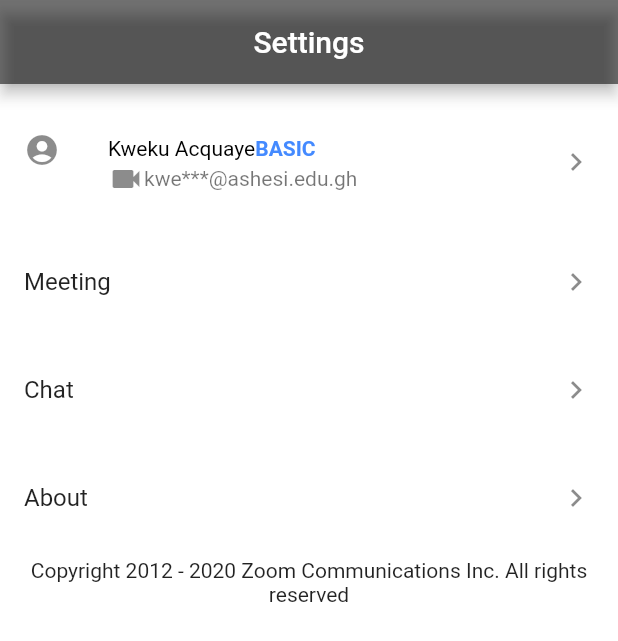
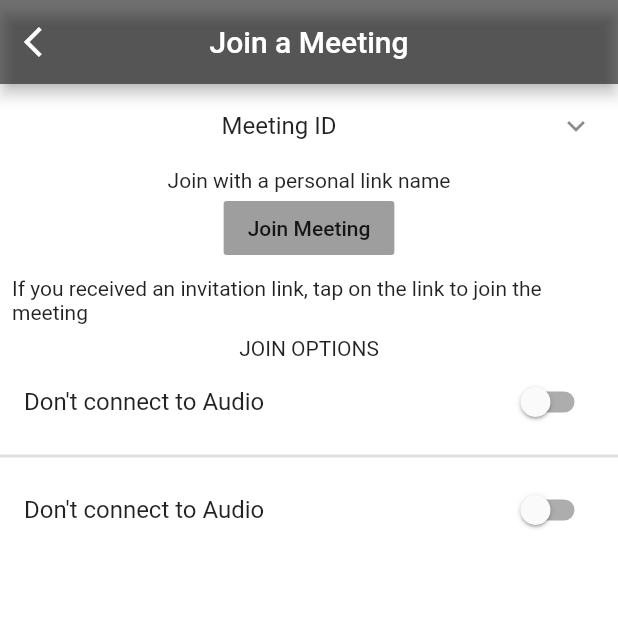
Before and after one commit to kwe-k-u/Cloning-Zoom, a Flutter app: the screen it shows after launch, on a phone screen of 412 x 824 dp. Shown: the top 641 px of the screen. Run offline on Flutter 3.47's test engine with Material 2 defaults, Android fonts, the phone set to English and light mode, and no system bars.

Commit message:
JoinMeeting skeleton complete

```diff
--- /dev/null
+++ b/lib/UI/joinMeeting.dart
@@ -0,0 +1,84 @@
+import 'package:flutter/material.dart';
+
+class JoinMeetingPage extends StatefulWidget {
+  @override
+  _JoinMeetingPageState createState() => _JoinMeetingPageState();
+}
+
+class _JoinMeetingPageState extends State<JoinMeetingPage> {
+  @override
+  Widget build(BuildContext context) {
+    return MaterialApp(
+      debugShowCheckedModeBanner: false,
+      home: Scaffold(
+        backgroundColor: Colors.white70,
+        appBar: AppBar(
+          leading: Icon(Icons.arrow_back_ios),
+          title: Text("Join a Meeting"),
+          centerTitle: true,
+          backgroundColor: Colors.black54,
+        ),
+
+        body: Column(
+          children: <Widget>[
+
+            ListTile(
+              title: Center(child: Text("Meeting ID")),
+              trailing: Icon(Icons.keyboard_arrow_down),
+            ),
+
+            Container(
+                child: Text("Join with a personal link name")
+            ),
+
+            FlatButton(
+              color: Colors.grey,
+              onPressed: (){
+
+              },
+              child: Text("Join Meeting",
+                style: TextStyle(
+
+                ),
+              ),
+            ),
+
+            Padding(
+              padding: const EdgeInsets.all(8.0),
+              child: Text("If you received an invitation link, tap on the link to join the meeting"),
+            ),
+            //todo align text to the left
+            Text("JOIN OPTIONS", textAlign: TextAlign.left,),
+
+            Container(
+              color: Colors.white,
+              child: Column(
+                children: <Widget>[
+
+                  SwitchListTile(
+                    onChanged: (value){
+
+                    },
+                    title: Text("Don't connect to Audio"),
+                    value: false,
+                  ),
+                  Divider(
+                    thickness: 2.0,
+                  ),
+                  SwitchListTile(
+                    onChanged: (value){
+
+                    },
+                    title: Text("Don't connect to Audio"),
+                    value: false,
+                  )
+                ],
+              ),
+            ),
+
+          ],
+        ),
+      ),
+    );
+  }
+}
--- a/lib/main.dart
+++ b/lib/main.dart
@@ -1,5 +1,6 @@
 import 'package:flutter/material.dart';
 import 'package:zoom_0720/UI/homepage.dart';
+import 'package:zoom_0720/UI/joinMeeting.dart';
 import 'package:zoom_0720/UI/meetings.dart';
 import 'package:zoom_0720/UI/settings.dart';
 
@@ -10,6 +11,6 @@ void main() {
 class MyApp extends StatelessWidget {
   @override
   Widget build(BuildContext context) {
-    return SettingsPage();
+    return JoinMeetingPage();
   }
 }
```
